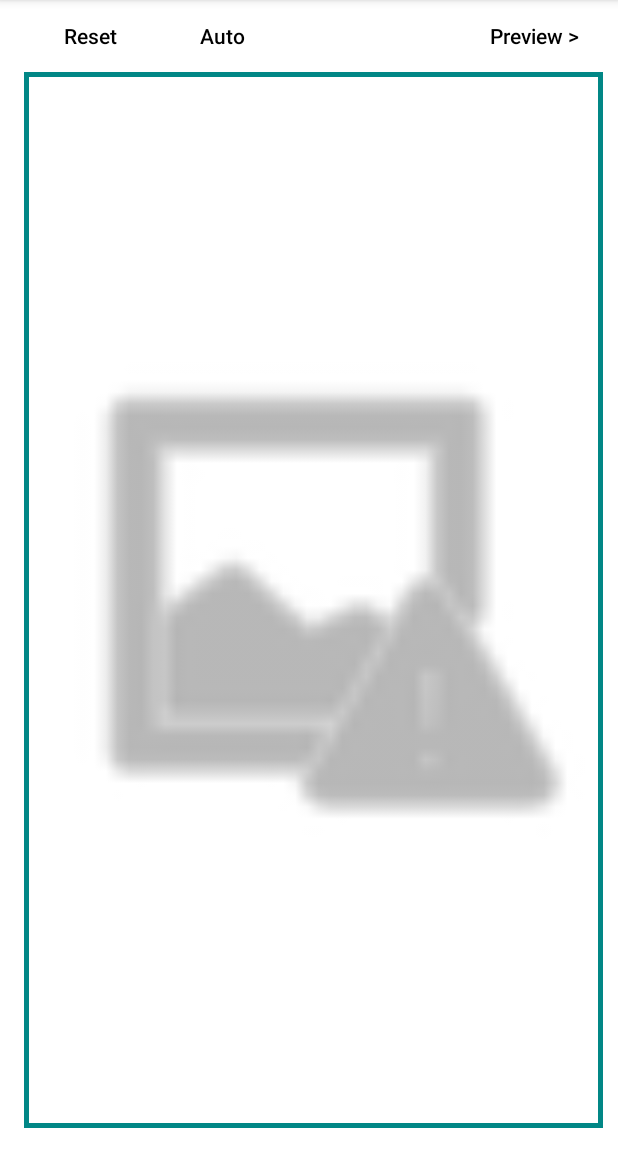
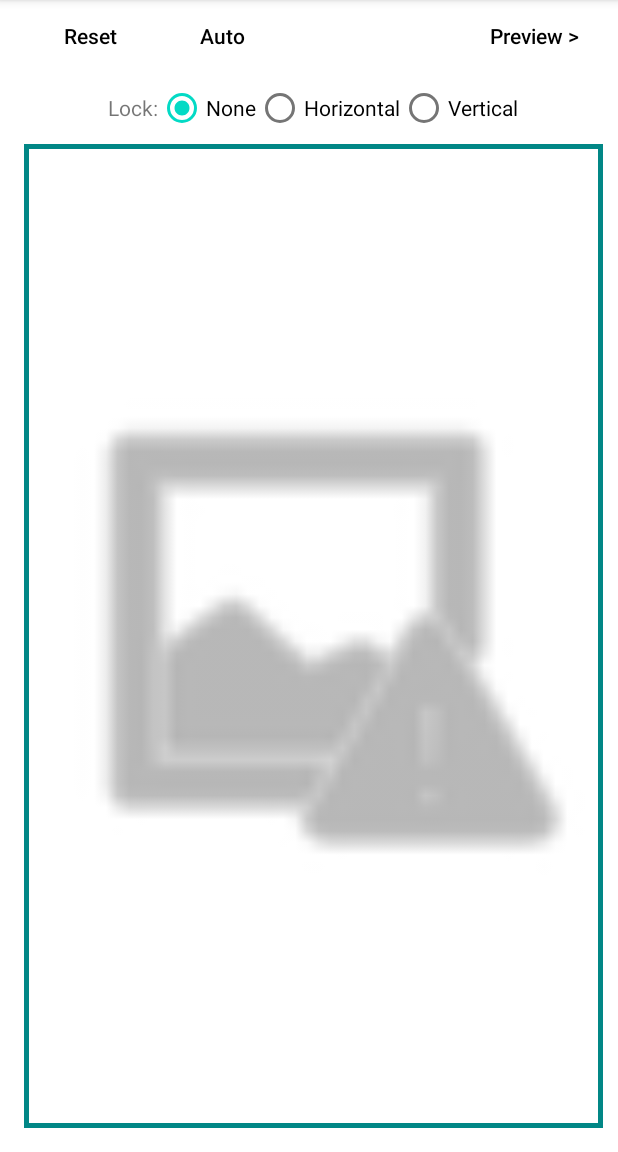
Before and after one commit to danopdev/Perspective, an Android app: the screen it shows after launch (MainActivity), after a tap on an icon or button, on a phone screen of 412 x 824 dp, the part 84-1236 px from its top. Run offline under Robolectric (Android 15) with nearby library versions, the light colour scheme and no system bars; our stand-ins replace data binding; pictures from the network do not load; 3 statements that could not run were skipped; 3 other taps on this screen came first.

Commit message:
Edit points: allow to edit only one direction (horizontal or vertical)

```diff
--- a/app/src/main/java/com/dan/perspective/EditPerspectiveImageView.kt
+++ b/app/src/main/java/com/dan/perspective/EditPerspectiveImageView.kt
@@ -89,6 +89,10 @@ class EditPerspectiveImageView @JvmOverloads constructor(
         const val LINE_WIDTH = 5 //dp
         const val MIN_POINT_DISTANCE_TO_TRACK = 20 //dp
 
+        const val LOCK_NONE = 0
+        const val LOCK_HORIZONTAL = 1
+        const val LOCK_VERTICAL = 2
+
         fun dpToPixels( value: Int ): Float {
             return TypedValue.applyDimension(
                     TypedValue.COMPLEX_UNIT_DIP,
@@ -107,6 +111,8 @@ class EditPerspectiveImageView @JvmOverloads constructor(
     private var onPerspectiveChanged: (()->Unit)? = null
     private var onEditStart: (()->Unit)? = null
     private var onEditEnd: (()->Unit)? = null
+
+    var lock = LOCK_NONE
 
     var perspectivePoints: PerspectivePoints
         get() = _perspectivePoints
@@ -301,8 +307,8 @@ class EditPerspectiveImageView @JvmOverloads constructor(
                 if (null != trackedPoint) {
                     transform.set(bitmap.width, bitmap.height, viewRect)
 
-                    val dx = event.x - trackedOldPosition.x
-                    val dy = event.y - trackedOldPosition.y
+                    val dx = if (LOCK_HORIZONTAL == lock) 0f else event.x - trackedOldPosition.x
+                    val dy = if (LOCK_VERTICAL == lock) 0f else event.y - trackedOldPosition.y
 
                     trackedViewPoint.offset( dx, dy )
                     if (trackedViewPoint.x < trackedAllowedRect.left) trackedViewPoint.x = trackedAllowedRect.left
--- a/app/src/main/java/com/dan/perspective/MainActivity.kt
+++ b/app/src/main/java/com/dan/perspective/MainActivity.kt
@@ -358,6 +358,9 @@ class MainActivity : AppCompatActivity() {
         binding.buttonReset.isEnabled = enabled
         binding.buttonAuto.isEnabled = enabled
         binding.buttonPreview.isEnabled = enabled
+        binding.radioButtonLockNone.isEnabled = enabled
+        binding.radioButtonLockHorizontal.isEnabled = enabled
+        binding.radioButtonLockVertical.isEnabled = enabled
 
         menuSave?.isEnabled = enabled
     }
@@ -702,6 +705,14 @@ class MainActivity : AppCompatActivity() {
             warpImage()
         }
 
+        binding.radioGroupLock.setOnCheckedChangeListener { _, id ->
+            when(id) {
+                binding.radioButtonLockHorizontal.id -> binding.imageEdit.lock = EditPerspectiveImageView.LOCK_HORIZONTAL
+                binding.radioButtonLockVertical.id -> binding.imageEdit.lock = EditPerspectiveImageView.LOCK_VERTICAL
+                else -> binding.imageEdit.lock = EditPerspectiveImageView.LOCK_NONE
+            }
+        }
+
         var initialUri: Uri? = null
 
         if (null != intent && null != intent.action) {
--- a/app/src/main/res/layout/activity_main.xml
+++ b/app/src/main/res/layout/activity_main.xml
@@ -59,6 +59,48 @@
                     android:text="Preview &gt;"
                     android:textAllCaps="false"
                     android:textColor="@color/button_text" />
+            </LinearLayout>
+
+            <LinearLayout
+                android:layout_width="wrap_content"
+                android:layout_height="wrap_content"
+                android:layout_gravity="center"
+                android:gravity="center"
+                android:orientation="horizontal">
+
+                <TextView
+                    android:id="@+id/textView9"
+                    android:layout_width="match_parent"
+                    android:layout_height="wrap_content"
+                    android:layout_weight="1"
+                    android:text="Lock:"
+                    android:textAlignment="viewEnd" />
+
+                <RadioGroup
+                    android:id="@+id/radioGroupLock"
+                    android:layout_width="wrap_content"
+                    android:layout_height="wrap_content"
+                    android:checkedButton="@id/radioButtonLockNone"
+                    android:orientation="horizontal">
+
+                    <RadioButton
+                        android:id="@+id/radioButtonLockNone"
+                        android:layout_width="wrap_content"
+                        android:layout_height="wrap_content"
+                        android:text="None" />
+
+                    <RadioButton
+                        android:id="@+id/radioButtonLockHorizontal"
+                        android:layout_width="wrap_content"
+                        android:layout_height="wrap_content"
+                        android:text="Horizontal" />
+
+                    <RadioButton
+                        android:id="@+id/radioButtonLockVertical"
+                        android:layout_width="wrap_content"
+                        android:layout_height="wrap_content"
+                        android:text="Vertical" />
+                </RadioGroup>
             </LinearLayout>
 
             <FrameLayout
```
